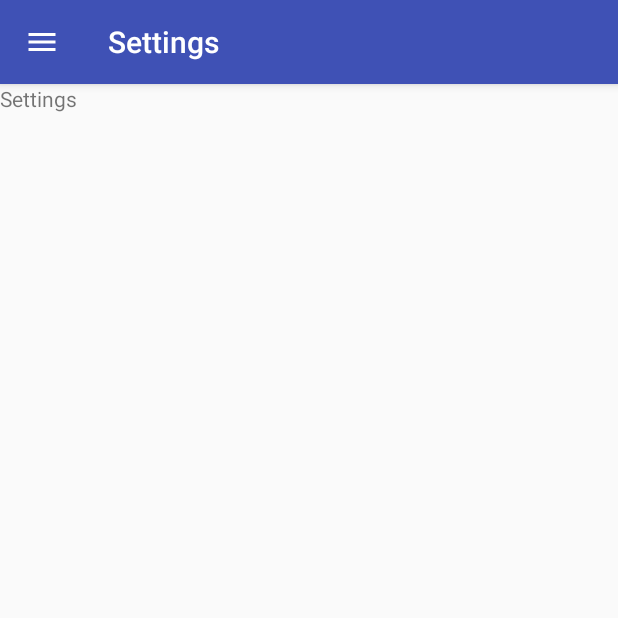
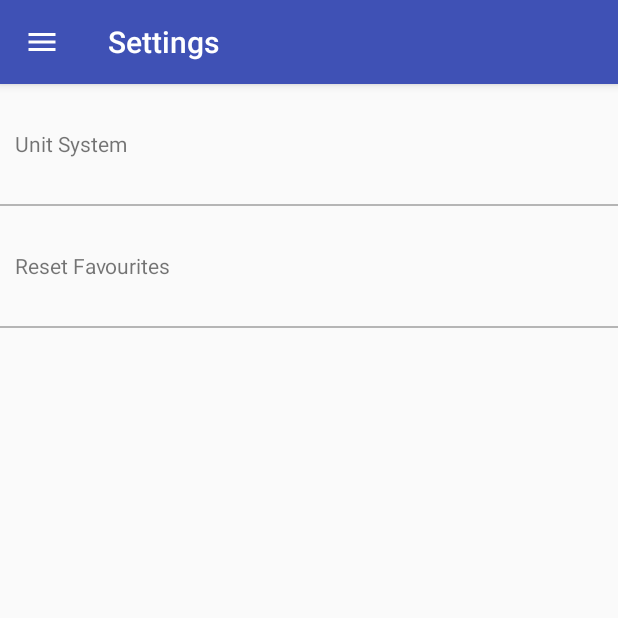
Before and after one commit to alancrossaeq/Weather, an Android app: the screen it shows after launch (MainActivity), in the side drawer, after a tap on "Settings", on a phone screen of 412 x 824 dp, the top half of it. Run offline under Robolectric (Android 15) with nearby library versions, the phone set to English and light mode, and no system bars; our stand-ins replace Room's generated code.

Commit message:
settings done and working with unit changing across app

```diff
--- a/app/src/main/java/ca/aequilibrium/weather/DAOs/LocationDao.java
+++ b/app/src/main/java/ca/aequilibrium/weather/DAOs/LocationDao.java
@@ -25,4 +25,7 @@ public interface LocationDao {
 
     @Delete
     void delete(Location location);
+
+    @Query("DELETE FROM location")
+    void deleteAll();
 }
--- a/app/src/main/java/ca/aequilibrium/weather/activities/MainActivity.java
+++ b/app/src/main/java/ca/aequilibrium/weather/activities/MainActivity.java
@@ -132,7 +132,7 @@ public class MainActivity extends AppCompatActivity implements MapAndFavouritesF
                 currentFragment = fragment = HelpFragment.newInstance();
                 break;
             default:
-                currentFragment = fragment = SettingsFragment.newInstance(null, null);
+                currentFragment = fragment = SettingsFragment.newInstance();
                 break;
         }
 
--- a/app/src/main/java/ca/aequilibrium/weather/adapters/FavouritesAdapter.java
+++ b/app/src/main/java/ca/aequilibrium/weather/adapters/FavouritesAdapter.java
@@ -26,25 +26,19 @@ public class FavouritesAdapter extends RecyclerView.Adapter<RecyclerView.ViewHol
         void onItemSelected(Location location, int position);
     }
 
-    // Provide a reference to the views for each data item
-    // Complex data items may need more than one view per item, and
-    // you provide access to all the views for a data item in a view holder
     public static class FavouriteViewHolder extends RecyclerView.ViewHolder {
         // each data item is just a string in this case
         public CardView mRootView;
         public TextView mTVLocation;
         public TextView mTVCountry;
-//        public ImageView mIVWeatherIcon;
         public FavouriteViewHolder(CardView v) {
             super(v);
             mRootView = v;
-//            mIVWeatherIcon = v.findViewById(R.id.iv_weather_icon);
             mTVLocation = v.findViewById(R.id.tv_location);
             mTVCountry = v.findViewById(R.id.tv_country);
         }
     }
 
-    // Provide a suitable constructor (depends on the kind of dataset)
     public FavouritesAdapter(List<Location> favourites, FavouritesAdapterListener listener) {
         mData = favourites == null ? new ArrayList<>() : favourites;
         mListener = listener;
--- a/app/src/main/java/ca/aequilibrium/weather/fragments/SettingsFragment.java
+++ b/app/src/main/java/ca/aequilibrium/weather/fragments/SettingsFragment.java
@@ -1,43 +1,34 @@
 package ca.aequilibrium.weather.fragments;
 
+import android.app.AlertDialog;
+import android.content.Context;
+import android.content.DialogInterface;
+import android.os.AsyncTask;
 import android.os.Bundle;
 import android.support.v4.app.Fragment;
 import android.view.LayoutInflater;
 import android.view.View;
 import android.view.ViewGroup;
+import android.widget.TextView;
 
+import ca.aequilibrium.weather.AppDatabase;
 import ca.aequilibrium.weather.R;
+import ca.aequilibrium.weather.enums.UnitType;
+import ca.aequilibrium.weather.utils.PreferencesHelper;
 
 public class SettingsFragment extends Fragment {
-    // TODO: Rename parameter arguments, choose names that match
-    // the fragment initialization parameters, e.g. ARG_ITEM_NUMBER
-    private static final String ARG_PARAM1 = "param1";
-    private static final String ARG_PARAM2 = "param2";
 
-    // TODO: Rename and change types of parameters
-    private String mParam1;
-    private String mParam2;
-
-//    private OnFragmentInteractionListener mListener;
+    private TextView tvResetFavourites;
+    private TextView tvUnitSystem;
+    private UnitType mSelectedType;
 
     public SettingsFragment() {
         // Required empty public constructor
     }
 
-    /**
-     * Use this factory method to create a new instance of
-     * this fragment using the provided parameters.
-     *
-     * @param param1 Parameter 1.
-     * @param param2 Parameter 2.
-     * @return A new instance of fragment SettingsFragment.
-     */
-    // TODO: Rename and change types and number of parameters
-    public static SettingsFragment newInstance(String param1, String param2) {
+    public static SettingsFragment newInstance() {
         SettingsFragment fragment = new SettingsFragment();
         Bundle args = new Bundle();
-        args.putString(ARG_PARAM1, param1);
-        args.putString(ARG_PARAM2, param2);
         fragment.setArguments(args);
         return fragment;
     }
@@ -45,55 +36,100 @@ public class SettingsFragment extends Fragment {
     @Override
     public void onCreate(Bundle savedInstanceState) {
         super.onCreate(savedInstanceState);
-        if (getArguments() != null) {
-            mParam1 = getArguments().getString(ARG_PARAM1);
-            mParam2 = getArguments().getString(ARG_PARAM2);
-        }
     }
 
     @Override
     public View onCreateView(LayoutInflater inflater, ViewGroup container,
                              Bundle savedInstanceState) {
         // Inflate the layout for this fragment
-        return inflater.inflate(R.layout.fragment_settings, container, false);
+        View view = inflater.inflate(R.layout.fragment_settings, container, false);
+
+        tvResetFavourites = view.findViewById(R.id.tv_reset_favourites);
+        tvResetFavourites.setOnClickListener(new View.OnClickListener() {
+            @Override
+            public void onClick(View v) {
+                resetFavouritesTapped();
+            }
+        });
+        tvUnitSystem = view.findViewById(R.id.tv_units);
+        tvUnitSystem.setOnClickListener(new View.OnClickListener() {
+            @Override
+            public void onClick(View v) {
+                setUnitSystemTapped();
+            }
+        });
+
+        return view;
     }
 
-    // TODO: Rename method, update argument and hook method into UI event
-//    public void onButtonPressed(Uri uri) {
-//        if (mListener != null) {
-//            mListener.onFragmentInteraction(uri);
-//        }
-//    }
-
-//    @Override
-//    public void onAttach(Context context) {
-//        super.onAttach(context);
-//        if (context instanceof OnFragmentInteractionListener) {
-//            mListener = (OnFragmentInteractionListener) context;
-//        } else {
-//            throw new RuntimeException(context.toString()
-//                    + " must implement OnFragmentInteractionListener");
-//        }
-//    }
-
-    @Override
-    public void onDetach() {
-        super.onDetach();
-//        mListener = null;
+    private void resetFavouritesTapped() {
+        AlertDialog.Builder builder = new AlertDialog.Builder(getActivity());
+        builder.setMessage(R.string.reset_favourites_message)
+                .setPositiveButton(R.string.yes, new DialogInterface.OnClickListener() {
+                    public void onClick(DialogInterface dialog, int id) {
+                        new DeleteFavouriteLocationsTask(getContext()).execute();
+                    }
+                })
+                .setNegativeButton(R.string.no, new DialogInterface.OnClickListener() {
+                    public void onClick(DialogInterface dialog, int id) {
+                        // User cancelled the dialog
+                    }
+                });
+        // Create the AlertDialog object and show it
+        builder.create().show();
     }
 
-    /**
-     * This interface must be implemented by activities that contain this
-     * fragment to allow an interaction in this fragment to be communicated
-     * to the activity and potentially other fragments contained in that
-     * activity.
-     * <p>
-     * See the Android Training lesson <a href=
-     * "http://developer.android.com/training/basics/fragments/communicating.html"
-     * >Communicating with Other Fragments</a> for more information.
-     */
-//    public interface OnFragmentInteractionListener {
-//        // TODO: Update argument type and name
-//        void onFragmentInteraction(Uri uri);
-//    }
+    private void setUnitSystemTapped() {
+        mSelectedType = PreferencesHelper.readUnitSystemType(getContext());
+        CharSequence[] choices = {getContext().getString(R.string.metric), getContext().getString(R.string.imperial)};
+        AlertDialog.Builder builder = new AlertDialog.Builder(getActivity());
+        // Set the dialog title
+        builder.setTitle(R.string.settings_units)
+                // Specify the list array, the items to be selected by default (null for none),
+                // and the listener through which to receive callbacks when items are selected
+                .setSingleChoiceItems(choices, mSelectedType.getValue(),
+                        new DialogInterface.OnClickListener() {
+                            @Override
+                            public void onClick(DialogInterface dialog, int which) {
+                                mSelectedType = UnitType.valueOf(which);
+                            }
+                        })
+                // Set the action buttons
+                .setPositiveButton(R.string.ok, new DialogInterface.OnClickListener() {
+                    @Override
+                    public void onClick(DialogInterface dialog, int id) {
+                        PreferencesHelper.setUnitSystemType(getContext(), mSelectedType);
+                    }
+                })
+                .setNegativeButton(R.string.cancel, new DialogInterface.OnClickListener() {
+                    @Override
+                    public void onClick(DialogInterface dialog, int id) {
+
+                    }
+                });
+
+        builder.create().show();
+    }
+
+    private static class DeleteFavouriteLocationsTask extends AsyncTask<String, Void, String> {
+
+        private Context appContext;
+
+        DeleteFavouriteLocationsTask(Context appContextIn) {
+            appContext = appContextIn;
+        }
+
+        @Override
+        protected String doInBackground(String... params) {
+
+            AppDatabase.getAppDatabase(appContext).locationDao().deleteAll();
+
+            return "task finished";
+        }
+
+        @Override
+        protected void onPostExecute(String result) {
+
+        }
+    }
 }
--- a/app/src/main/res/layout/fragment_settings.xml
+++ b/app/src/main/res/layout/fragment_settings.xml
@@ -1,14 +1,34 @@
 <?xml version="1.0" encoding="utf-8"?>
-<FrameLayout xmlns:android="http://schemas.android.com/apk/res/android"
+<LinearLayout xmlns:android="http://schemas.android.com/apk/res/android"
     xmlns:tools="http://schemas.android.com/tools"
     android:layout_width="match_parent"
     android:layout_height="match_parent"
-    tools:context=".fragments.SettingsFragment">
+    android:orientation="vertical">
 
-    <!-- TODO: Update blank fragment layout -->
     <TextView
+        android:id="@+id/tv_units"
+        android:padding="10dp"
+        android:gravity="center_vertical"
         android:layout_width="match_parent"
-        android:layout_height="match_parent"
-        android:text="@string/settings" />
+        android:layout_height="80dp"
+        android:text="@string/settings_units" />
 
-</FrameLayout>
+    <View
+        android:layout_width="match_parent"
+        android:layout_height="1dp"
+        android:background="@color/colorLightGrey"></View>
+
+    <TextView
+        android:id="@+id/tv_reset_favourites"
+        android:padding="10dp"
+        android:gravity="center_vertical"
+        android:layout_width="match_parent"
+        android:layout_height="80dp"
+        android:text="@string/settings_reset_favourites" />
+
+    <View
+        android:layout_width="match_parent"
+        android:layout_height="1dp"
+        android:background="@color/colorLightGrey"></View>
+
+</LinearLayout>
--- a/app/src/main/res/values/strings.xml
+++ b/app/src/main/res/values/strings.xml
@@ -10,6 +10,25 @@
     <string name="rainfall">Rainfall</string>
     <string name="winds">Winds</string>
 
+    <string name="settings_reset_favourites">Reset Favourites</string>
+    <string name="reset_favourites_message">Reset Favourites?</string>
+    <string name="settings_units">Unit System</string>
+
+    <string name="yes">Yes</string>
+    <string name="no">No</string>
+    <string name="ok">Ok</string>
+    <string name="cancel">Cancel</string>
+
+    <string name="unit_kph">kp/h</string>
+    <string name="unit_mph">mph</string>
+    <string name="unit_ml">ml</string>
+    <string name="unit_ounces">ounce(s)</string>
+    <string name="unit_celsius">°C</string>
+    <string name="unit_fahrenheit">°F</string>
+
+    <string name="metric">Metric</string>
+    <string name="imperial">Imperial</string>
+
     <!-- TODO: Remove or change this placeholder text -->
     <string name="hello_blank_fragment">Hello blank fragment</string>
 </resources>
```
Also changed, not shown: app/src/main/java/ca/aequilibrium/weather/adapters/ForecastAdapter.java (+10 -3 lines), app/src/main/java/ca/aequilibrium/weather/enums/UnitType.java (added, +30 -0 lines), app/src/main/java/ca/aequilibrium/weather/fragments/CityFragment.java (+10 -3 lines), app/src/main/java/ca/aequilibrium/weather/network/RequestSender.java (+5 -4 lines), app/src/main/java/ca/aequilibrium/weather/utils/PreferencesHelper.java (added, +26 -0 lines), app/src/main/java/ca/aequilibrium/weather/viewModels/CityViewModel.java (+6 -32 lines).
